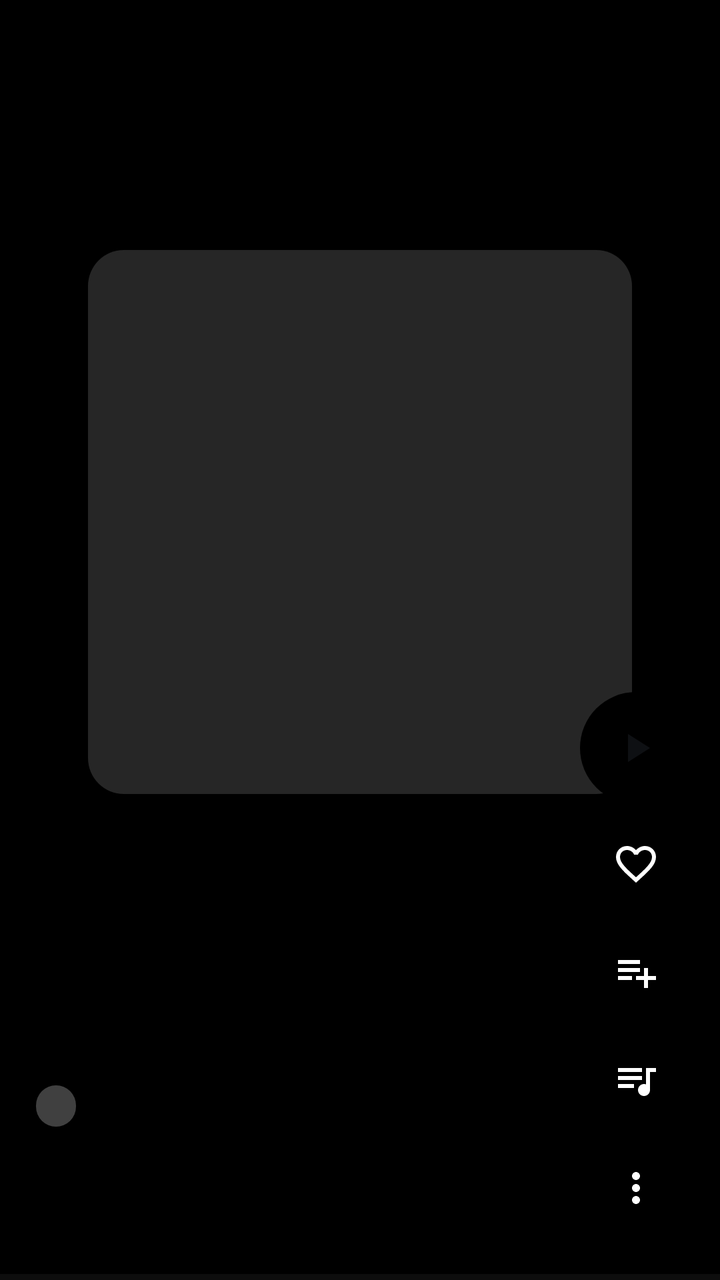
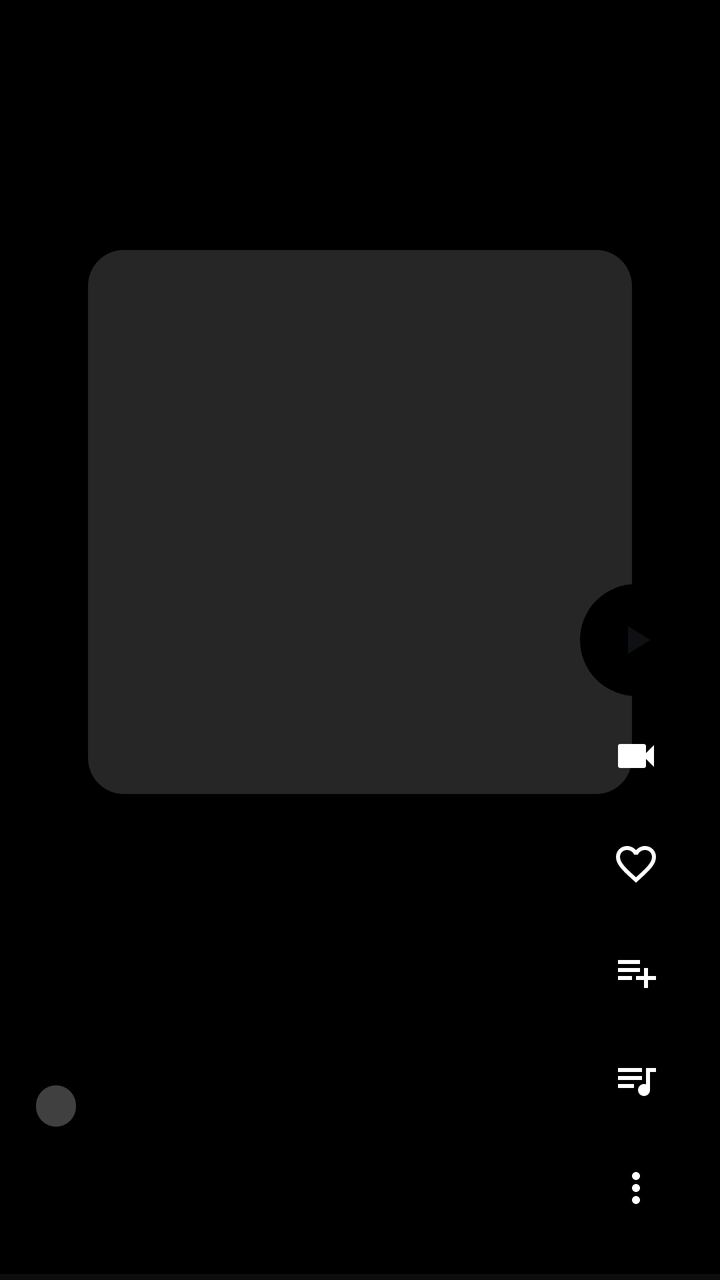

An Android layout rendered at two revisions. The XML below is the earlier revision; the diff shows what the commit changed to produce the second picture.
<!-- AndroidManifest.xml: application theme Theme.FXSoundLite -->
<!-- res/layout/item_quick.xml -->
<?xml version="1.0" encoding="utf-8"?>
<androidx.constraintlayout.widget.ConstraintLayout xmlns:android="http://schemas.android.com/apk/res/android"
    xmlns:app="http://schemas.android.com/apk/res-auto"
    android:id="@+id/quickRoot"
    android:layout_width="match_parent"
    android:layout_height="match_parent"
    android:background="#000000"
    android:clickable="true"
    android:focusable="true">

    
    <ImageView
        android:id="@+id/quickBg"
        android:layout_width="0dp"
        android:layout_height="0dp"
        android:contentDescription="@null"
        android:scaleType="centerCrop"
        app:layout_constraintBottom_toBottomOf="parent"
        app:layout_constraintEnd_toEndOf="parent"
        app:layout_constraintStart_toStartOf="parent"
        app:layout_constraintTop_toTopOf="parent" />

    <View
        android:layout_width="0dp"
        android:layout_height="0dp"
        android:background="@drawable/quick_scrim"
        app:layout_constraintBottom_toBottomOf="parent"
        app:layout_constraintEnd_toEndOf="parent"
        app:layout_constraintStart_toStartOf="parent"
        app:layout_constraintTop_toTopOf="parent" />

    <ImageView
        android:id="@+id/quickCover"
        android:layout_width="0dp"
        android:layout_height="0dp"
        android:layout_marginStart="44dp"
        android:layout_marginEnd="44dp"
        android:background="@drawable/quick_cover_bg"
        android:contentDescription="@string/quick_cover"
        android:scaleType="centerCrop"
        app:layout_constraintBottom_toBottomOf="parent"
        app:layout_constraintDimensionRatio="1:1"
        app:layout_constraintEnd_toEndOf="parent"
        app:layout_constraintStart_toStartOf="parent"
        app:layout_constraintTop_toTopOf="parent"
        app:layout_constraintVertical_bias="0.34" />

    <ProgressBar
        android:id="@+id/quickSpinner"
        android:layout_width="44dp"
        android:layout_height="44dp"
        android:indeterminateTint="#FFFFFF"
        app:layout_constraintBottom_toBottomOf="@id/quickCover"
        app:layout_constraintEnd_toEndOf="@id/quickCover"
        app:layout_constraintStart_toStartOf="@id/quickCover"
        app:layout_constraintTop_toTopOf="@id/quickCover" />

    <ImageView
        android:id="@+id/quickPausedIcon"
        android:layout_width="76dp"
        android:layout_height="76dp"
        android:background="@drawable/quick_action_bg"
        android:contentDescription="@string/quick_play_pause"
        android:padding="18dp"
        android:src="@drawable/ic_play"
        android:tint="#FFFFFF"
        android:visibility="gone"
        app:layout_constraintBottom_toBottomOf="@id/quickCover"
        app:layout_constraintEnd_toEndOf="@id/quickCover"
        app:layout_constraintStart_toStartOf="@id/quickCover"
        app:layout_constraintTop_toTopOf="@id/quickCover" />

    
    <LinearLayout
        android:id="@+id/quickLyrics"
        android:layout_width="0dp"
        android:layout_height="0dp"
        android:layout_marginStart="44dp"
        android:layout_marginTop="12dp"
        android:layout_marginEnd="44dp"
        android:layout_marginBottom="10dp"
        android:gravity="center"
        android:orientation="vertical"
        android:visibility="gone"
        app:layout_constraintBottom_toTopOf="@id/quickInfo"
        app:layout_constraintEnd_toEndOf="parent"
        app:layout_constraintStart_toStartOf="parent"
        app:layout_constraintTop_toBottomOf="@id/quickCover">

        <TextView
            android:id="@+id/quickLyPrev"
            android:layout_width="match_parent"
            android:layout_height="wrap_content"
            android:ellipsize="end"
            android:gravity="center"
            android:maxLines="2"
            android:shadowColor="#99000000"
            android:shadowDx="0"
            android:shadowDy="1"
            android:shadowRadius="4"
            android:textColor="#80FFFFFF"
            android:textSize="13sp"
            android:textStyle="normal" />
        <TextView
            android:id="@+id/quickLyCur"
            android:layout_width="match_parent"
            android:layout_height="wrap_content"
            android:ellipsize="end"
            android:gravity="center"
            android:maxLines="2"
            android:shadowColor="#99000000"
            android:shadowDx="0"
            android:shadowDy="1"
            android:shadowRadius="4"
            android:textColor="#FFFFFF"
            android:textSize="17sp"
            android:textStyle="bold"
            android:layout_marginTop="6dp"
            android:layout_marginBottom="6dp" />
        <TextView
            android:id="@+id/quickLyNext"
            android:layout_width="match_parent"
            android:layout_height="wrap_content"
            android:ellipsize="end"
            android:gravity="center"
            android:maxLines="2"
            android:shadowColor="#99000000"
            android:shadowDx="0"
            android:shadowDy="1"
            android:shadowRadius="4"
            android:textColor="#80FFFFFF"
            android:textSize="13sp"
            android:textStyle="normal" />
    </LinearLayout>

    
    <LinearLayout
        android:id="@+id/quickInfo"
        android:layout_width="0dp"
        android:layout_height="wrap_content"
        android:layout_marginStart="18dp"
        android:layout_marginEnd="14dp"
        android:layout_marginBottom="22dp"
        android:orientation="vertical"
        app:layout_constraintBottom_toBottomOf="parent"
        app:layout_constraintEnd_toStartOf="@id/quickRail"
        app:layout_constraintStart_toStartOf="parent">

        <TextView
            android:id="@+id/quickBadge"
            android:layout_width="wrap_content"
            android:layout_height="wrap_content"
            android:background="@drawable/quick_badge_bg"
            android:paddingStart="10dp"
            android:paddingTop="3dp"
            android:paddingEnd="10dp"
            android:paddingBottom="3dp"
            android:textColor="#FFFFFF"
            android:textSize="11sp"
            android:textStyle="bold" />

        <TextView
            android:id="@+id/quickTitle"
            android:layout_width="match_parent"
            android:layout_height="wrap_content"
            android:layout_marginTop="8dp"
            android:ellipsize="end"
            android:maxLines="2"
            android:textColor="#FFFFFF"
            android:textSize="19sp"
            android:textStyle="bold" />

        <TextView
            android:id="@+id/quickArtist"
            android:layout_width="match_parent"
            android:layout_height="wrap_content"
            android:layout_marginTop="2dp"
            android:ellipsize="end"
            android:maxLines="1"
            android:textColor="#CCFFFFFF"
            android:textSize="14sp" />
    </LinearLayout>

    
    <LinearLayout
        android:id="@+id/quickRail"
        android:layout_width="64dp"
        android:layout_height="wrap_content"
        android:layout_marginEnd="10dp"
        android:layout_marginBottom="22dp"
        android:gravity="center_horizontal"
        android:orientation="vertical"
        app:layout_constraintBottom_toBottomOf="parent"
        app:layout_constraintEnd_toEndOf="parent">

        <ImageButton
            android:id="@+id/actFull"
            android:layout_width="56dp"
            android:layout_height="56dp"
            android:background="@drawable/quick_action_accent_bg"
            android:padding="16dp"
            android:contentDescription="@string/quick_action_full"
            android:src="@drawable/ic_play"
            android:tint="?attr/colorOnAccent" />


        
        <ImageButton
            android:id="@+id/actLike"
            android:layout_width="48dp"
            android:layout_height="48dp"
            android:layout_marginTop="6dp"
            android:background="?android:attr/selectableItemBackgroundBorderless"
            android:padding="12dp"
            android:scaleType="fitCenter"
            android:contentDescription="@string/quick_action_like"
            android:src="@drawable/ic_heart_outline"
            android:tint="#FFFFFF" />


        <ImageButton
            android:id="@+id/actPlaylist"
            android:layout_width="48dp"
            android:layout_height="48dp"
            android:layout_marginTop="6dp"
            android:background="?android:attr/selectableItemBackgroundBorderless"
            android:padding="12dp"
            android:scaleType="fitCenter"
            android:contentDescription="@string/quick_action_playlist"
            android:src="@drawable/ic_playlist_add"
            android:tint="#FFFFFF" />


        <ImageButton
            android:id="@+id/actQueue"
            android:layout_width="48dp"
            android:layout_height="48dp"
            android:layout_marginTop="6dp"
            android:background="?android:attr/selectableItemBackgroundBorderless"
            android:padding="12dp"
            android:scaleType="fitCenter"
            android:contentDescription="@string/quick_action_queue"
            android:src="@drawable/ic_queue"
            android:tint="#FFFFFF" />


        
        <ImageButton
            android:id="@+id/actMore"
            android:layout_width="48dp"
            android:layout_height="48dp"
            android:layout_marginTop="6dp"
            android:background="?android:attr/selectableItemBackgroundBorderless"
            android:padding="12dp"
            android:scaleType="fitCenter"
            android:contentDescription="@string/np_more"
            android:src="@drawable/ic_more_vert"
            android:tint="#FFFFFF" />

    </LinearLayout>

    
    <ProgressBar
        android:id="@+id/quickProgress"
        style="?android:attr/progressBarStyleHorizontal"
        android:layout_width="0dp"
        android:layout_height="3dp"
        android:max="1000"
        android:progressBackgroundTint="#33FFFFFF"
        android:progressTint="#FFFFFF"
        app:layout_constraintBottom_toBottomOf="parent"
        app:layout_constraintEnd_toEndOf="parent"
        app:layout_constraintStart_toStartOf="parent" />
</androidx.constraintlayout.widget.ConstraintLayout>
<!-- resources referenced by this layout -->
<resources>
  <!-- drawable ic_play (drawable) -->
  <vector xmlns:android="http://schemas.android.com/apk/res/android"
      android:width="24dp"
      android:height="24dp"
      android:viewportWidth="24"
      android:viewportHeight="24">
      <path
          android:fillColor="#FFFFFFFF"
          android:pathData="M8,5v14l11,-7z" />
  </vector>
  <!-- drawable ic_playlist_add (drawable) -->
  <vector xmlns:android="http://schemas.android.com/apk/res/android"
      android:width="24dp"
      android:height="24dp"
      android:viewportWidth="24"
      android:viewportHeight="24">
      <path
          android:fillColor="#FFFFFFFF"
          android:pathData="M14,10H3v2h11V10zM14,6H3v2h11V6zM18,14v-4h-2v4h-4v2h4v4h2v-4h4v-2H18zM3,16h7v-2H3V16z" />
  </vector>
  <!-- drawable ic_queue (drawable) -->
  <vector xmlns:android="http://schemas.android.com/apk/res/android"
      android:width="24dp"
      android:height="24dp"
      android:viewportWidth="24"
      android:viewportHeight="24">
      <path
          android:fillColor="#FFFFFFFF"
          android:pathData="M15,6H3v2h12V6zM15,10H3v2h12v-2zM3,16h8v-2H3v2zM17,6v8.18c-0.31,-0.11 -0.65,-0.18 -1,-0.18 -1.66,0 -3,1.34 -3,3s1.34,3 3,3 3,-1.34 3,-3V8h3V6h-5z" />
  </vector>
  <!-- drawable quick_action_accent_bg (drawable) -->
  <?xml version="1.0" encoding="utf-8"?>
  <shape xmlns:android="http://schemas.android.com/apk/res/android" android:shape="oval">
      <solid android:color="?attr/colorAccent" />
  </shape>
  <!-- drawable quick_action_bg (drawable) -->
  <?xml version="1.0" encoding="utf-8"?>
  <shape xmlns:android="http://schemas.android.com/apk/res/android" android:shape="oval">
      <solid android:color="#59000000" />
  </shape>
  <!-- drawable quick_badge_bg (drawable) -->
  <?xml version="1.0" encoding="utf-8"?>
  <shape xmlns:android="http://schemas.android.com/apk/res/android" android:shape="rectangle">
      <solid android:color="#40FFFFFF" />
      <corners android:radius="10dp" />
  </shape>
  <!-- drawable quick_cover_bg (drawable) -->
  <?xml version="1.0" encoding="utf-8"?>
  <shape xmlns:android="http://schemas.android.com/apk/res/android" android:shape="rectangle">
      <solid android:color="#26FFFFFF" />
      <corners android:radius="18dp" />
  </shape>
  <!-- drawable quick_scrim (drawable) -->
  <?xml version="1.0" encoding="utf-8"?>
  <shape xmlns:android="http://schemas.android.com/apk/res/android" android:shape="rectangle">
      <gradient
          android:angle="90"
          android:startColor="#E6000000"
          android:centerColor="#40000000"
          android:endColor="#99000000" />
  </shape>
  <string name="np_more">More options</string>
  <string name="quick_action_full">Full song</string>
  <string name="quick_action_like">Like</string>
  <string name="quick_action_playlist">Playlist</string>
  <string name="quick_action_queue">Queue</string>
  <string name="quick_cover">Song cover</string>
  <string name="quick_play_pause">Play / pause preview</string>
  <color name="accent_default">#000000</color>
  <color name="light_bg">#F5F6F7</color>
  <color name="light_surface">#FFFFFF</color>
  <color name="light_surface_raised">#E9ECEF</color>
  <color name="light_text_primary">#14171A</color>
  <color name="light_text_secondary">#5B6268</color>
  <color name="light_divider">#DCE0E3</color>
  <color name="light_track_bg">#D6DADE</color>
  <color name="danger">#FF6B6B</color>
  <color name="light_on_accent">#0E1013</color>
  <!-- unchanged entries left out for length: 3 -->
</resources>

<!-- the commit's change to res/layout/item_quick.xml (unified diff, before → after) -->
@@ -206,6 +206,19 @@
 
         
         <ImageButton
+            android:id="@+id/actVideo"
+            android:layout_width="48dp"
+            android:layout_height="48dp"
+            android:layout_marginTop="6dp"
+            android:background="?android:attr/selectableItemBackgroundBorderless"
+            android:padding="12dp"
+            android:scaleType="fitCenter"
+            android:contentDescription="@string/quick_action_video"
+            android:src="@drawable/ic_videocam"
+            android:tint="#FFFFFF" />
+
+        
+        <ImageButton
             android:id="@+id/actLike"
             android:layout_width="48dp"
             android:layout_height="48dp"
<!-- resource entries referenced after the edit -->
@@ -29,6 +29,17 @@
       <path
           android:fillColor="#FFFFFFFF"
           android:pathData="M15,6H3v2h12V6zM15,10H3v2h12v-2zM3,16h8v-2H3v2zM17,6v8.18c-0.31,-0.11 -0.65,-0.18 -1,-0.18 -1.66,0 -3,1.34 -3,3s1.34,3 3,3 3,-1.34 3,-3V8h3V6h-5z" />
+  </vector>
+  <!-- drawable ic_videocam (drawable) -->
+  <?xml version="1.0" encoding="utf-8"?>
+  <vector xmlns:android="http://schemas.android.com/apk/res/android"
+      android:width="24dp"
+      android:height="24dp"
+      android:viewportWidth="24"
+      android:viewportHeight="24">
+      <path
+          android:fillColor="#FFFFFFFF"
+          android:pathData="M17,10.5V7c0,-0.55 -0.45,-1 -1,-1H4c-0.55,0 -1,0.45 -1,1v10c0,0.55 0.45,1 1,1h12c0.55,0 1,-0.45 1,-1v-3.5l4,4v-11l-4,4z" />
   </vector>
   <!-- drawable quick_action_accent_bg (drawable) -->
   <?xml version="1.0" encoding="utf-8"?>
@@ -66,6 +77,7 @@
   <string name="quick_action_like">Like</string>
   <string name="quick_action_playlist">Playlist</string>
   <string name="quick_action_queue">Queue</string>
+  <string name="quick_action_video">Video preview</string>
   <string name="quick_cover">Song cover</string>
   <string name="quick_play_pause">Play / pause preview</string>
   <color name="accent_default">#000000</color>
